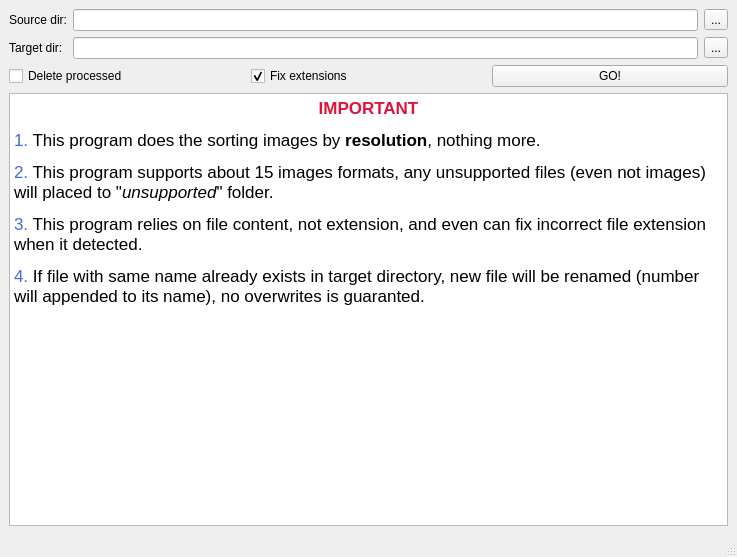
Before: the Qt Designer form main_window.ui in Kolcha/qImgSort, drawn with Qt 5.
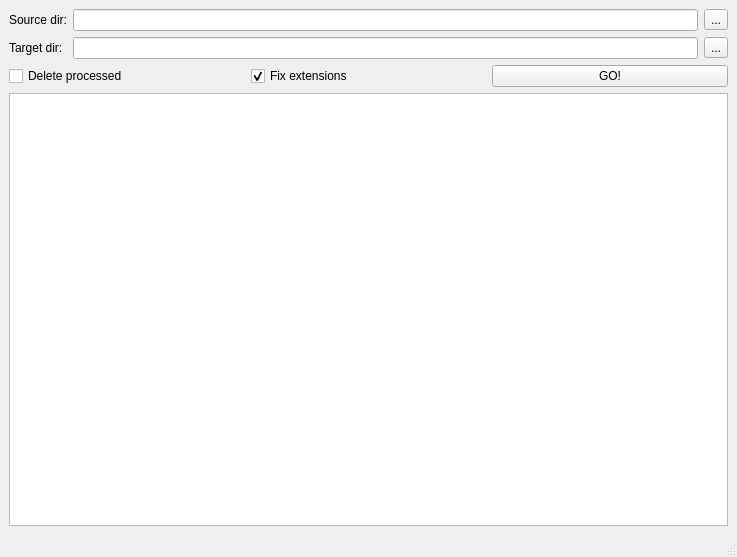
After: the same form once the commit is applied.

```diff
--- a/main_window.ui
+++ b/main_window.ui
@@ -92,17 +92,6 @@
       <property name="readOnly">
        <bool>true</bool>
       </property>
-      <property name="html">
-       <string>&lt;!DOCTYPE HTML PUBLIC &quot;-//W3C//DTD HTML 4.0//EN&quot; &quot;http://www.w3.org/TR/REC-html40/strict.dtd&quot;&gt;
-&lt;html&gt;&lt;head&gt;&lt;meta name=&quot;qrichtext&quot; content=&quot;1&quot; /&gt;&lt;style type=&quot;text/css&quot;&gt;
-p, li { white-space: pre-wrap; }
-&lt;/style&gt;&lt;/head&gt;&lt;body style=&quot; font-family:'.Lucida Grande UI'; font-size:13pt; font-weight:400; font-style:normal;&quot;&gt;
-&lt;p align=&quot;center&quot; style=&quot; margin-top:0px; margin-bottom:0px; margin-left:0px; margin-right:0px; -qt-block-indent:0; text-indent:0px;&quot;&gt;&lt;span style=&quot; font-weight:600; color:#dc143c;&quot;&gt;IMPORTANT&lt;/span&gt;&lt;/p&gt;
-&lt;p style=&quot; margin-top:12px; margin-bottom:12px; margin-left:0px; margin-right:0px; -qt-block-indent:0; text-indent:0px;&quot;&gt;&lt;span style=&quot; color:#4169e1;&quot;&gt;1.&lt;/span&gt; This program does the sorting images by &lt;span style=&quot; font-weight:600;&quot;&gt;resolution&lt;/span&gt;, nothing more.&lt;/p&gt;
-&lt;p style=&quot; margin-top:12px; margin-bottom:12px; margin-left:0px; margin-right:0px; -qt-block-indent:0; text-indent:0px;&quot;&gt;&lt;span style=&quot; color:#4169e1;&quot;&gt;2.&lt;/span&gt; This program supports about 15 images formats, any unsupported files (even not images) will placed to &amp;quot;&lt;span style=&quot; font-style:italic;&quot;&gt;unsupported&lt;/span&gt;&amp;quot; folder.&lt;/p&gt;
-&lt;p style=&quot; margin-top:12px; margin-bottom:12px; margin-left:0px; margin-right:0px; -qt-block-indent:0; text-indent:0px;&quot;&gt;&lt;span style=&quot; color:#4169e1;&quot;&gt;3.&lt;/span&gt; This program relies on file content, not extension, and even can fix incorrect file extension when it detected.&lt;/p&gt;
-&lt;p style=&quot; margin-top:12px; margin-bottom:12px; margin-left:0px; margin-right:0px; -qt-block-indent:0; text-indent:0px;&quot;&gt;&lt;span style=&quot; color:#4169e1;&quot;&gt;4.&lt;/span&gt; If file with same name already exists in target directory, new file will be renamed (number will appended to its name), no overwrites is guaranted.&lt;/p&gt;&lt;/body&gt;&lt;/html&gt;</string>
-      </property>
      </widget>
     </item>
    </layout>
```
